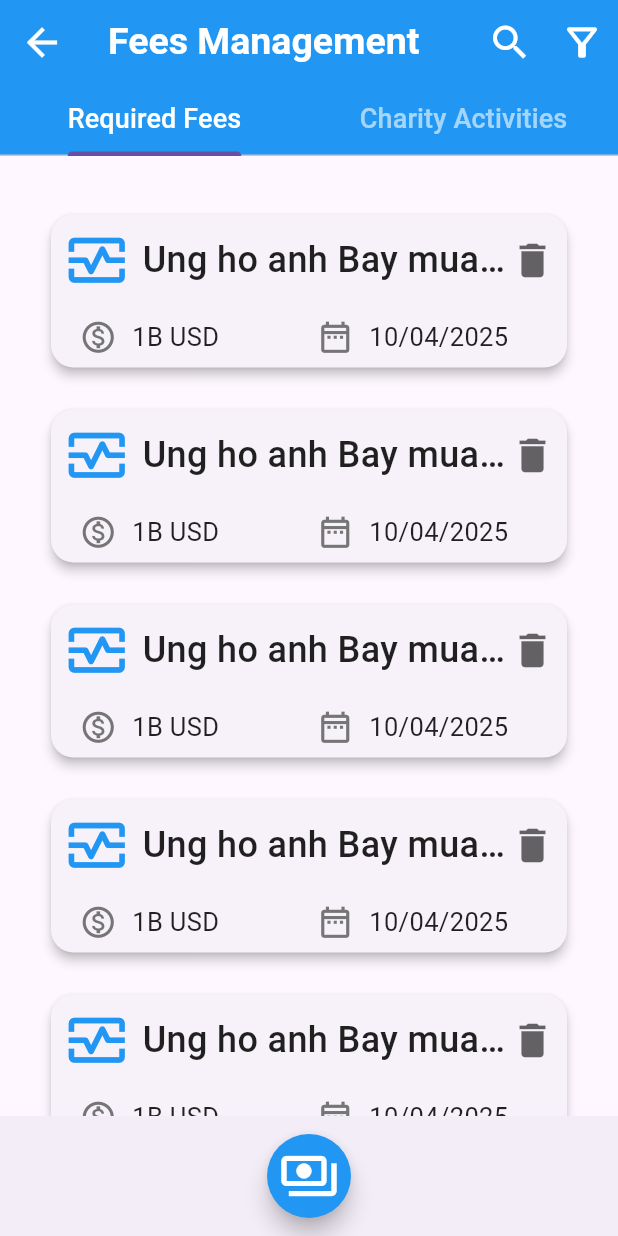
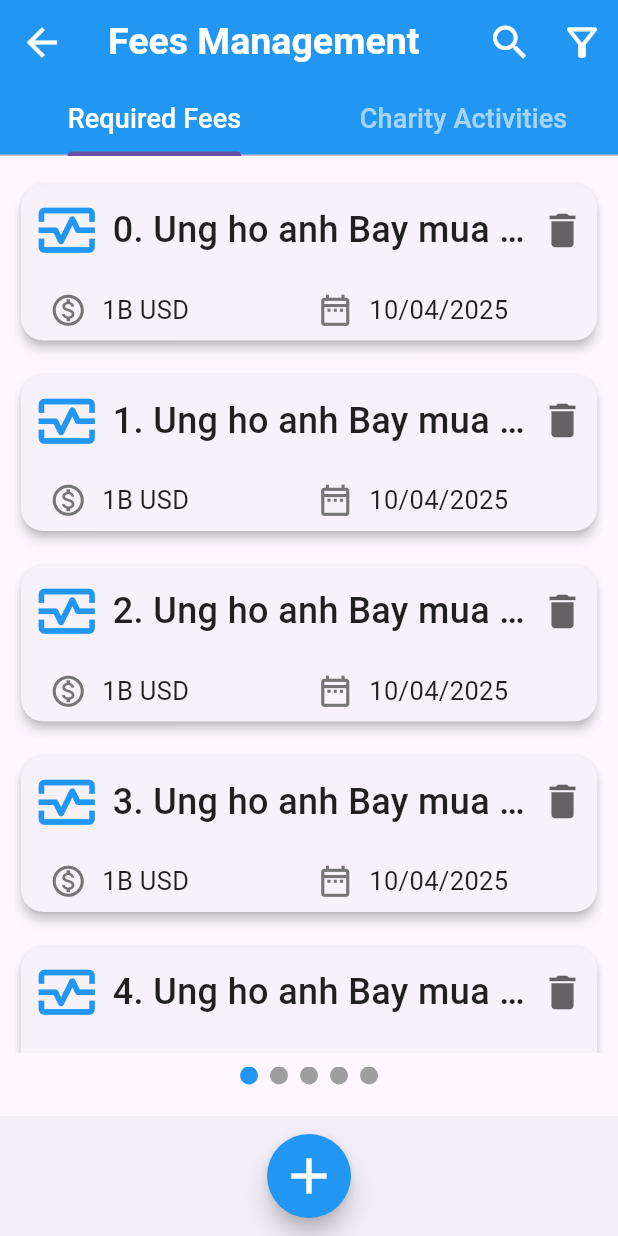
Before and after one commit to nguyenhoangviethung/Apartment-Management, a Flutter app: the FeesManagement screen opened directly, on a phone screen of 412 x 824 dp. Run offline on Flutter 3.47's test engine with Material 3 defaults, Android fonts, the phone set to English and light mode, and no system bars; our stand-ins replace shared_preferences; accounts and stored records are empty.

Commit message:
pageview, fix fee management
đổi sang dùng pageview, đang dở tính năng add fee

```diff
--- a/frontend/lib/view/home/management/fee_management/common/filter.dart
+++ b/frontend/lib/view/home/management/fee_management/common/date_filter.dart
@@ -1,7 +1,5 @@
 import 'package:flutter/material.dart';
 import 'package:intl/intl.dart';
-
-import 'fee_item.dart';
 
 class DateFilterPopup extends StatefulWidget {
   final Function(DateTime, DateTime)? onDateRangeSelected;
--- a/frontend/lib/view/home/management/fee_management/fee_management.dart
+++ b/frontend/lib/view/home/management/fee_management/fee_management.dart
@@ -1,10 +1,9 @@
 import 'package:flutter/material.dart';
+import 'package:frontend/View/Home/management/fee_management/common/fee_item.dart';
 
-import '../../home_page/home_page.dart';
 import '../../main_home.dart';
-import 'common/fee_item.dart';
-import 'common/filter.dart';
-import 'common/payment_dialog.dart';
+import 'common/date_filter.dart';
+import 'common/fee_add_footer.dart';
 import 'fees/charity_activities.dart';
 import 'fees/required_fee.dart';
 
@@ -16,44 +15,25 @@ class FeesManagement extends StatefulWidget {
 }
 
 class _FeesManagementState extends State<FeesManagement> with TickerProviderStateMixin {
-  final DateFilterPopup _dateFilterPopup = new DateFilterPopup(
-                                              onDateRangeSelected: (start, end) {
-                                              print('Start date: $start');
-                                              print('End date: $end');
-                                            },);
+  final DateFilterPopup _dateFilterPopup = DateFilterPopup(
+                                              onDateRangeSelected: (start, end) { },
+                                          );
 
-  final FeeItem item = const FeeItem(
-    name: 'Ung ho anh Bay mua World cup',
-    fee: '1B USD',
-    id: '1',
-    startDate: '10/04/2004',
-    endDate: '10/04/2025',
-  );
-
-  final List<FeeItem> items = [];
   late TabController _tabController;
 
   @override
   void initState() {
     super.initState();
-
     _tabController = TabController(length: 2, vsync: this);
 
-    // Thêm 10 lần giá trị của item vào items
-    for (int i = 0; i < 5; i++) {
-      items.add(FeeItem(
-        name: '${item.name} $i', // Thêm số thứ tự vào tên để phân biệt
-        fee: item.fee,
-        id: '${int.parse(item.id) + i}', // Tạo ID khác nhau
-        startDate: item.startDate,
-        endDate: item.endDate,
-      ));
-    }
   }
 
-  void handleDeleteActivity(String id) {
+  final List<FeeItem> items = [];
+  void handleAddNewFee(String name, String fee, String id, String startDate, String endDate) {
+    final newItem = FeeItem(name: name, fee: fee, id: id,
+        startDate: startDate, endDate: endDate);
     setState(() {
-      items.removeWhere((item) => item.id == id);
+      items.add(newItem);
     });
   }
 
@@ -169,14 +149,19 @@ class _FeesManagementState extends State<FeesManagement> with TickerProviderStat
               FloatingActionButton(
                 onPressed: () {
                   // Hành động khi nhấn nút
-                  showPaymentDialog(context);
+                  showModalBottomSheet(
+                      context: context,
+                      builder: (BuildContext context) {
+                        return AddFee(addNewFee: handleAddNewFee,);
+                      }
+                  );
                 },
                 backgroundColor: Colors.blue,
                 shape: RoundedRectangleBorder(
                   borderRadius: BorderRadius.circular(90),
                 ),
                 child: const Icon(
-                  Icons.payments_outlined,
+                  Icons.add,
                   color: Colors.white,
                   size: 40,
                 ),
--- a/frontend/lib/view/home/management/fee_management/fees/required_fee.dart
+++ b/frontend/lib/view/home/management/fee_management/fees/required_fee.dart
@@ -19,21 +19,41 @@ class _RequiredFeesState extends State<RequiredFees> {
   );
 
   final List<FeeItem> items = [];
+  final PageController _pageController = PageController();
+  final ScrollController _scrollController = ScrollController();
+
+  int _currentPage = 0;
+  final int totalDots = 5;
 
   @override
   void initState() {
     super.initState();
 
     // Thêm 10 lần giá trị của item vào items
-    for (int i = 0; i < 10; i++) {
+    for (int i = 0; i < 100; i++) {
       items.add(FeeItem(
-        name: '${item.name} $i', // Thêm số thứ tự vào tên để phân biệt
+        name: '$i. ${item.name}', // Thêm số thứ tự vào tên để phân biệt
         fee: item.fee,
         id: '${int.parse(item.id) + i}', // Tạo ID khác nhau
         startDate: item.startDate,
         endDate: item.endDate,
       ));
     }
+
+    _pageController.addListener(() {
+      setState(() {
+        _currentPage = _pageController.page?.round() ?? 0;
+      });
+
+      // Tính toán vị trí của scroll view để đảm bảo dot màu xanh luôn nằm trong tầm nhìn
+      double offset = 0;
+      if (_currentPage >= 4) offset = (_currentPage * 20.0 - 60.0); // Điều chỉnh giá trị này dựa vào khoảng cách giữa các dot
+      _scrollController.animateTo(
+        offset,
+        duration: const Duration(milliseconds: 100),
+        curve: Curves.easeInOut,
+      );
+    });
   }
 
   void handleDeleteActivity(String id) {
@@ -43,39 +63,81 @@ class _RequiredFeesState extends State<RequiredFees> {
   }
 
   @override
+  void dispose() {
+    _pageController.dispose();
+    super.dispose();
+  }
+
+  @override
   Widget build(BuildContext context) {
-    return  SingleChildScrollView(
-      child: Padding(
-        padding: const EdgeInsets.all(20.0),
-        child: Column(
-          crossAxisAlignment: CrossAxisAlignment.center,
+    // Số lượng item trên mỗi trang
+    final int itemsPerPage = 5;
+    final int pageCount = (items.length / itemsPerPage).ceil();
+
+    return Column(
       children: [
         const SizedBox(height: 15),
 
-            Padding(
+        Expanded(
+          child: PageView.builder(
+            controller: _pageController,
+            itemCount: pageCount,
+            itemBuilder: (context, pageIndex) {
+              final startIndex = pageIndex * itemsPerPage;
+              final endIndex = (startIndex + itemsPerPage < items.length)
+                  ? startIndex + itemsPerPage
+                  : items.length;
+
+              return Padding(
                 padding: const EdgeInsets.symmetric(horizontal: 10.0),
                 child: GridView.builder(
                   gridDelegate: const SliverGridDelegateWithFixedCrossAxisCount(
                     crossAxisCount: 1, // Số cột trong lưới
-                  childAspectRatio: 3.2, // Tỷ lệ chiều rộng/chiều cao của mỗi card
-                  mainAxisSpacing: 20.0, // Khoảng cách giữa các hàng
+                    childAspectRatio: 3.5, // Tỷ lệ chiều rộng/chiều cao của mỗi card
+                    mainAxisSpacing: 15.0, // Khoảng cách giữa các hàng
                   ),
-                itemCount: items.length, // Số lượng card
+                  itemCount: endIndex - startIndex, // Chỉ hiển thị số lượng card trên trang
                   itemBuilder: (context, index) {
-                  // return ResidentCard(item: item);
                     return FeeCard(
-                    item: items[index],
+                      item: items[startIndex + index],
                       onDelete: handleDeleteActivity, // Truyền callback
                     );
                   },
                   physics: const NeverScrollableScrollPhysics(), // Ngăn không cho GridView cuộn
                   shrinkWrap: true, // Giúp GridView tự động điều chỉnh kích thước
                 ),
-            ),
-          ],
+              );
+            },
           ),
         ),
+
+        SizedBox(
+          height: 30,
+          width: 100,
+          child: Center(
+            child: SingleChildScrollView(
+              controller: _scrollController,
+              scrollDirection: Axis.horizontal,
+              child: Row(
+                mainAxisAlignment: MainAxisAlignment.center,
+                children: List.generate(pageCount, (index) {
+                  return Container(
+                    margin: const EdgeInsets.symmetric(horizontal: 4),
+                    width: 12,
+                    height: 12,
+                    decoration: BoxDecoration(
+                      shape: BoxShape.circle,
+                      color: _currentPage == index ? Colors.blue : Colors.grey,
+                    ),
                   );
+                }),
+              ),
+            ),
+          ),
+        ),
 
+        const SizedBox(height: 12),
+      ],
+    );
   }
 }
--- a/frontend/lib/view/home/management/residents_management/add_residents/add_residents.dart
+++ b/frontend/lib/view/home/management/residents_management/add_residents/add_residents.dart
@@ -2,7 +2,7 @@ import 'package:flutter/material.dart';
 
 import '../common/resident_card.dart';
 import '../common/resident_item.dart';
-import '../common/show_dialog.dart';
+import '../common/resident_dialog.dart';
 import '../residents_management.dart';
 import 'add_footer.dart';
 
```
Also changed, not shown: frontend/lib/view/home/management/fee_management/common/fee_add_footer.dart (added, +116 -0 lines), frontend/lib/view/home/management/fee_management/common/payment_dialog.dart (deleted, +0 -33 lines), frontend/lib/view/home/management/fee_management/fees/charity_activities.dart (+83 -19 lines), frontend/lib/view/home/management/residents_management/residents_management.dart (+98 -48 lines), frontend/lib/view/home/management/residents_management/common/resident_dialog.dart (renamed from frontend/lib/view/home/management/residents_management/common/show_dialog.dart). Lines whose indentation alone changed are shown as unchanged.
